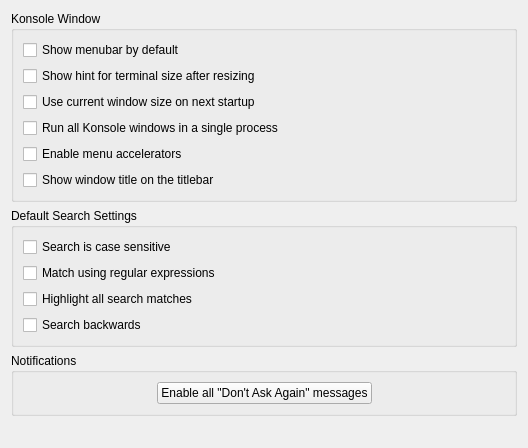
Above: src/settings/GeneralSettings.ui from KDE/konsole before the change. Below: the same form after it.
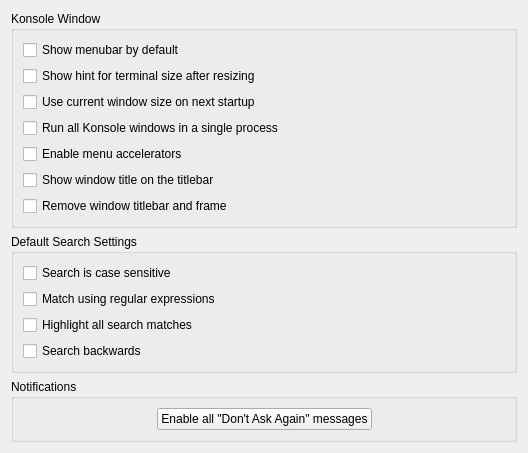
That is the form after the change.

Commit message:
MainWindow: Add Frameless option
Summary:
Add option to hide the title bar and frame off by default.  The
window can be managed via tilling management and
alt+mouse hold, etc.  This is not a normal workflow for a normal
user for a normal application, but is indeed used for power users.

Reviewers: #konsole, hindenburg

Reviewed By: #konsole, hindenburg

Subscribers: sandsmark, tcanabrava, konsole-devel

Tags: #konsole

```diff
--- a/src/settings/GeneralSettings.ui
+++ b/src/settings/GeneralSettings.ui
@@ -112,6 +112,13 @@
           </property>
          </widget>
         </item>
+        <item row="6" column="0">
+         <widget class="QCheckBox" name="kcfg_RemoveWindowTitleBarAndFrame">
+          <property name="text">
+           <string>Remove window titlebar and frame</string>
+          </property>
+         </widget>
+        </item>
        </layout>
       </widget>
      </item>
```
The commit also changes 3 other files.
